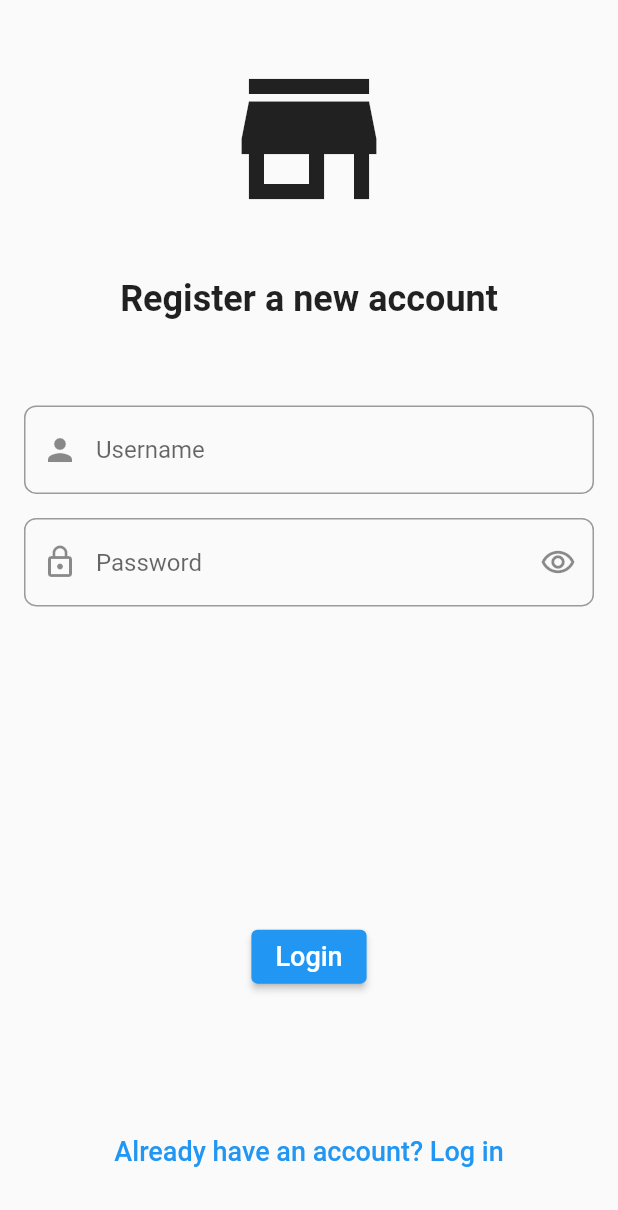
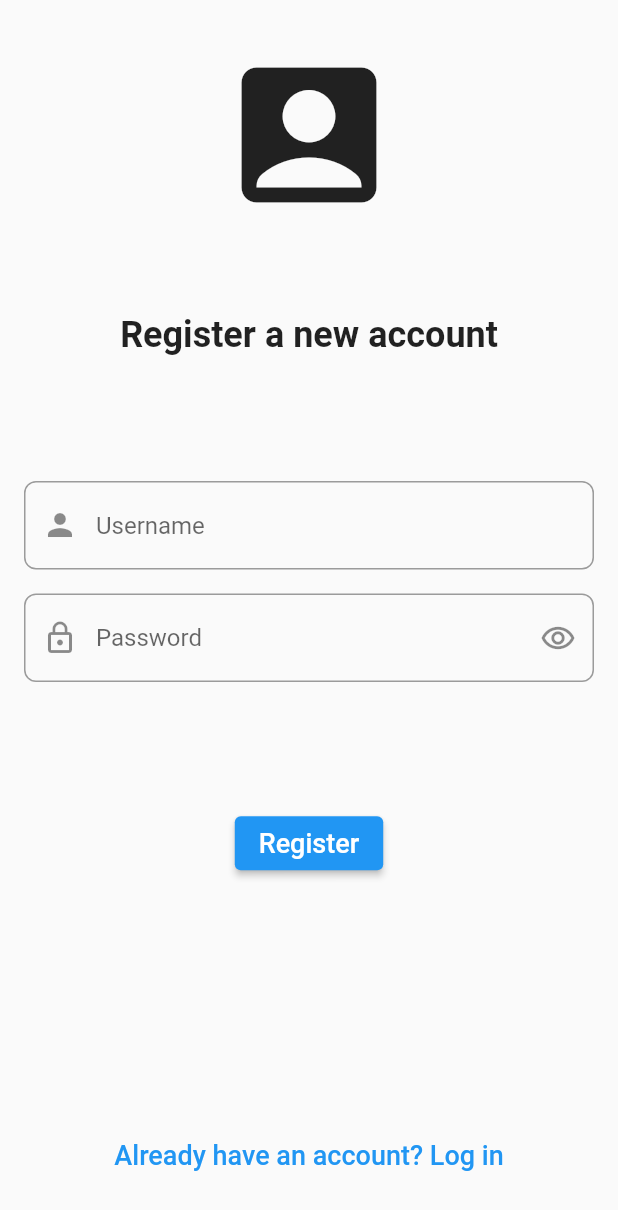
Before and after one commit to skyhouse11/light_it_test, a Flutter app: the screen it shows after launch, after a tap on "New user? Create an account", on a phone screen of 412 x 824 dp. Shown: the top 1210 px of the screen. Run offline on Flutter 3.47's test engine with Material 2 defaults, Android fonts, the phone set to English and light mode, and no system bars; our stand-ins replace dio, flutter_bloc, freezed_annotation; accounts and stored records are empty.

Commit message:
working on request issues

```diff
--- a/lib/bloc/login/login_bloc.dart
+++ b/lib/bloc/login/login_bloc.dart
@@ -11,14 +11,12 @@ class LoginBloc extends Bloc<LoginEvent, LoginState> {
   LoginBloc() : super(LoginState.initial());
 
   String _username = '';
-  String get username => _username;
 
   String _password = '';
-  String get password => _password;
 
   void saveUsername(String value) => _username = value;
 
-  void savePassword(String value) => _password = password;
+  void savePassword(String value) => _password = value;
 
   final _requestService = RequestService();
 
--- a/lib/bloc/register/register_bloc.dart
+++ b/lib/bloc/register/register_bloc.dart
@@ -11,14 +11,12 @@ class RegisterBloc extends Bloc<RegisterEvent, RegisterState> {
   RegisterBloc() : super(RegisterState.initial());
 
   String _username = '';
-  String get username => _username;
 
   String _password = '';
-  String get password => _password;
 
   void saveUsername(String value) => _username = value;
 
-  void savePassword(String value) => _password = password;
+  void savePassword(String value) => _password = value;
 
   final _requestService = RequestService();
 
@@ -30,7 +28,7 @@ class RegisterBloc extends Bloc<RegisterEvent, RegisterState> {
       late RegisterResponse _response;
 
       try {
-        _response = await _requestService.register(username, password);
+        _response = await _requestService.register(_username, _password);
       } catch (e) {
         print(e);
         yield RegisterState.error();
@@ -38,7 +36,7 @@ class RegisterBloc extends Bloc<RegisterEvent, RegisterState> {
       }
 
       if (_response.success == 'true') {
-        UserService().setUser(username, password, _response.token);
+        UserService().setUser(_username, _password, _response.token);
         yield RegisterState.success();
         NavigationService().navigateToRoute(ProductsScreen.route);
         return;
--- a/lib/screen/login_screen.dart
+++ b/lib/screen/login_screen.dart
@@ -33,15 +33,6 @@ class _LoginScreenState extends State<LoginScreen> {
     return BlocBuilder<LoginBloc, LoginState>(
       bloc: _bloc,
       builder: (context, state) {
-        if (state == LoginState.error())
-          ScaffoldMessenger.of(context).showSnackBar(
-            SnackBar(
-              content: Text(
-                'Unsuccessfull login, please, check your input',
-              ),
-            ),
-          );
-
         return Scaffold(
           resizeToAvoidBottomInset: false,
           body: Stack(
@@ -51,7 +42,7 @@ class _LoginScreenState extends State<LoginScreen> {
                 height: _size.height,
                 width: _size.width,
                 child: Column(
-                  mainAxisAlignment: MainAxisAlignment.spaceEvenly,
+                  mainAxisAlignment: MainAxisAlignment.spaceAround,
                   crossAxisAlignment: CrossAxisAlignment.center,
                   children: [
                     Icon(
@@ -74,9 +65,6 @@ class _LoginScreenState extends State<LoginScreen> {
                         _bloc.savePassword(value!);
                       },
                     ),
-                    SizedBox(
-                      height: 120,
-                    ),
                     ElevatedButton(
                       onPressed: () {
                         if (_formKey.currentState!.validate()) {
@@ -93,7 +81,7 @@ class _LoginScreenState extends State<LoginScreen> {
                       ),
                     ),
                     SizedBox(
-                      height: 16,
+                      height: _size.height * 0.05,
                     ),
                     TextButton(
                       onPressed: () {
--- a/lib/screen/register_screen.dart
+++ b/lib/screen/register_screen.dart
@@ -42,11 +42,11 @@ class _RegisterScreenState extends State<RegisterScreen> {
                 height: _size.height,
                 width: _size.width,
                 child: Column(
-                  mainAxisAlignment: MainAxisAlignment.spaceEvenly,
+                  mainAxisAlignment: MainAxisAlignment.spaceAround,
                   crossAxisAlignment: CrossAxisAlignment.center,
                   children: [
                     Icon(
-                      Icons.store,
+                      Icons.account_box,
                       size: 120,
                     ),
                     Text(
@@ -65,9 +65,6 @@ class _RegisterScreenState extends State<RegisterScreen> {
                         _bloc.savePassword(value!);
                       },
                     ),
-                    SizedBox(
-                      height: 120,
-                    ),
                     ElevatedButton(
                       onPressed: () {
                         if (_formKey.currentState!.validate()) {
@@ -76,7 +73,7 @@ class _RegisterScreenState extends State<RegisterScreen> {
                         }
                       },
                       child: Text(
-                        'Login',
+                        'Register',
                         style: TextStyle(
                           fontSize: 18,
                           fontWeight: FontWeight.w500,
@@ -84,7 +81,7 @@ class _RegisterScreenState extends State<RegisterScreen> {
                       ),
                     ),
                     SizedBox(
-                      height: 16,
+                      height: _size.height * 0.05,
                     ),
                     TextButton(
                       onPressed: () {
--- a/lib/service/request_service.dart
+++ b/lib/service/request_service.dart
@@ -13,7 +13,12 @@ class RequestService {
   static const String _currentPath = 'https://smktesting.herokuapp.com/api';
 
   final Dio _dio = Dio(
-    BaseOptions(responseType: ResponseType.json),
+    BaseOptions(
+      headers: {
+        'Content-Type': 'application/json',
+        'Connection': 'keep-alive',
+      },
+    ),
   );
 
   Future<LoginResponse> login(
```
Also changed, not shown: 1 other file.
